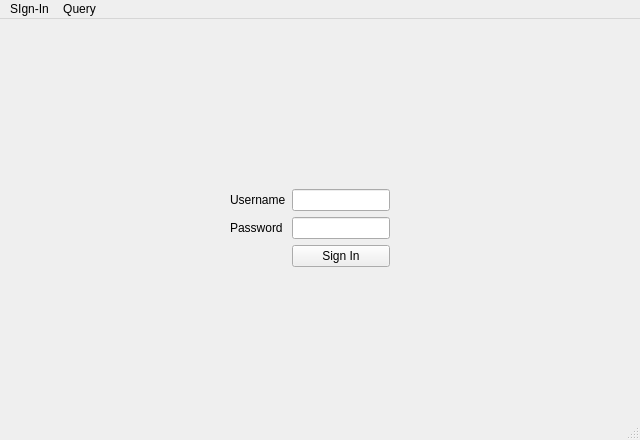
Above: test.ui from anthonyhungnguyen/redesigned-engine before the change. Below: the same form after it.
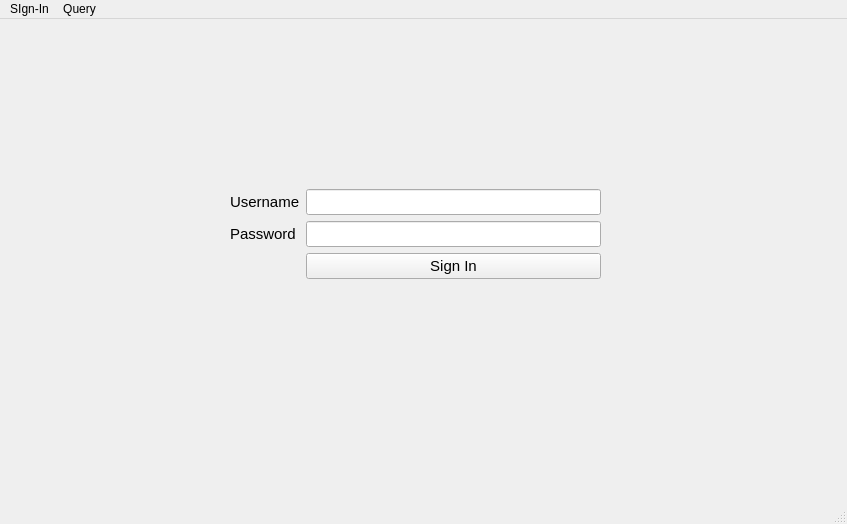
That is the form after the change.

```diff
--- a/test.ui
+++ b/test.ui
@@ -6,12 +6,18 @@
    <rect>
     <x>0</x>
     <y>0</y>
-    <width>640</width>
-    <height>440</height>
+    <width>847</width>
+    <height>524</height>
    </rect>
   </property>
   <property name="windowTitle">
-   <string>MainWindow</string>
+   <string>Login</string>
+  </property>
+  <property name="documentMode">
+   <bool>false</bool>
+  </property>
+  <property name="tabShape">
+   <enum>QTabWidget::Rounded</enum>
   </property>
   <widget class="QWidget" name="centralwidget">
    <widget class="QWidget" name="formLayoutWidget">
@@ -19,33 +25,71 @@
      <rect>
       <x>230</x>
       <y>170</y>
-      <width>160</width>
-      <height>88</height>
+      <width>371</width>
+      <height>97</height>
      </rect>
     </property>
+    <property name="font">
+     <font>
+      <family>Segoe UI</family>
+      <pointsize>11</pointsize>
+     </font>
+    </property>
     <layout class="QFormLayout" name="formLayout">
      <item row="0" column="0">
       <widget class="QLabel" name="usernameLabel">
+       <property name="font">
+        <font>
+         <family>Segoe UI</family>
+         <pointsize>11</pointsize>
+        </font>
+       </property>
        <property name="text">
         <string>Username</string>
        </property>
       </widget>
      </item>
      <item row="0" column="1">
-      <widget class="QLineEdit" name="usernameLineEdit"/>
+      <widget class="QLineEdit" name="usernameLineEdit">
+       <property name="font">
+        <font>
+         <family>Segoe UI</family>
+         <pointsize>11</pointsize>
+        </font>
+       </property>
+      </widget>
      </item>
      <item row="1" column="0">
       <widget class="QLabel" name="passwordLabel">
+       <property name="font">
+        <font>
+         <family>Segoe UI</family>
+         <pointsize>11</pointsize>
+        </font>
+       </property>
        <property name="text">
         <string>Password</string>
        </property>
       </widget>
      </item>
      <item row="1" column="1">
-      <widget class="QLineEdit" name="passwordLineEdit"/>
+      <widget class="QLineEdit" name="passwordLineEdit">
+       <property name="font">
+        <font>
+         <family>Segoe UI</family>
+         <pointsize>11</pointsize>
+        </font>
+       </property>
+      </widget>
      </item>
      <item row="2" column="1">
       <widget class="QPushButton" name="pushButton_Login">
+       <property name="font">
+        <font>
+         <family>Segoe UI</family>
+         <pointsize>11</pointsize>
+        </font>
+       </property>
        <property name="text">
         <string>Sign In</string>
        </property>
@@ -60,8 +104,8 @@
     <rect>
      <x>0</x>
      <y>0</y>
-     <width>640</width>
-     <height>26</height>
+     <width>847</width>
+     <height>21</height>
     </rect>
    </property>
    <widget class="QMenu" name="menuSIgn_In">
```
Left out of the diff: 7 changed lines with no effect on the pictures.
